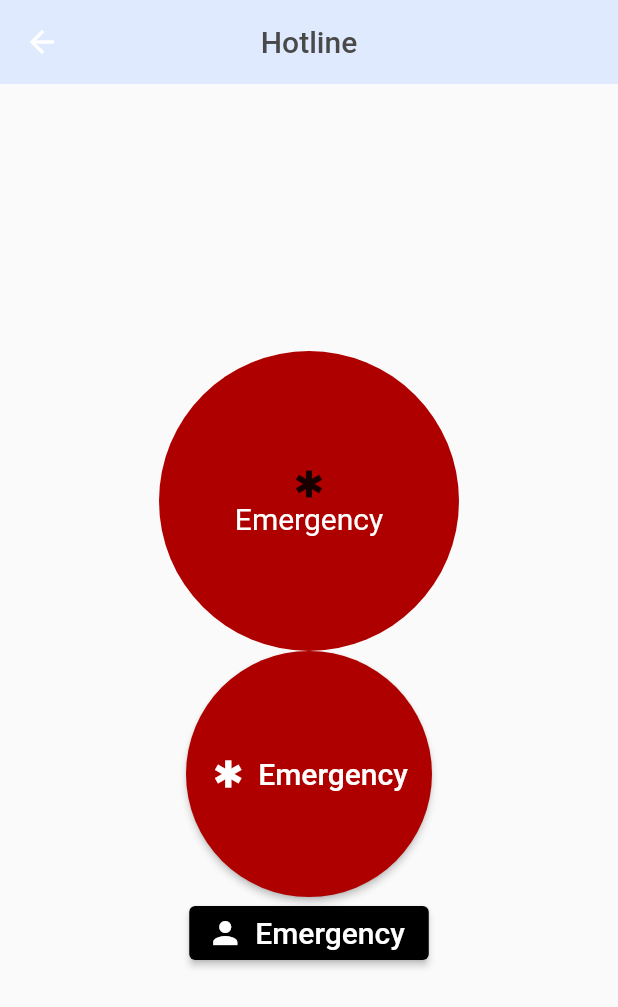
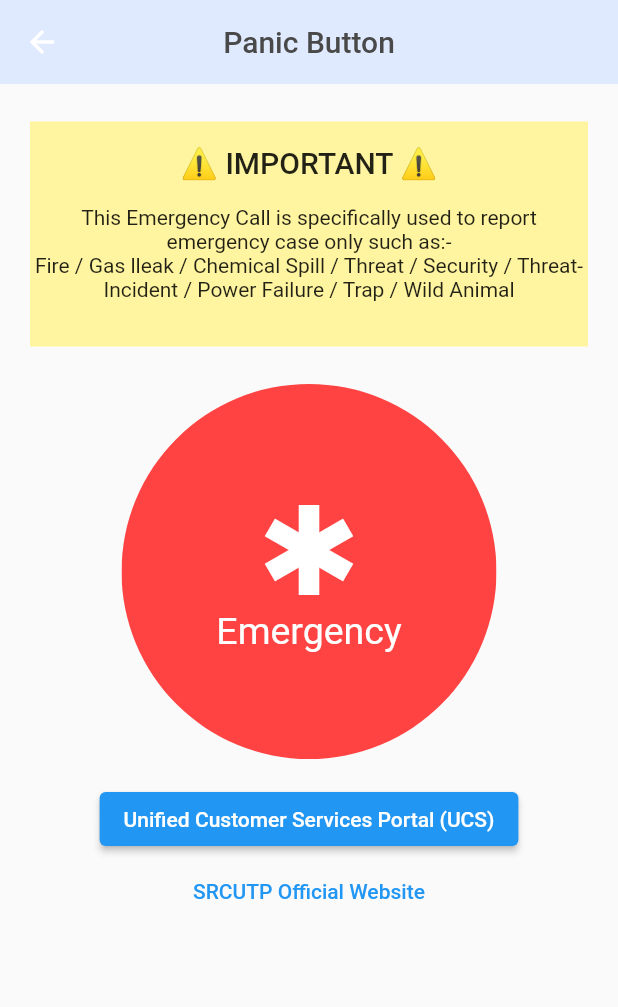
Before and after one commit to haqimhaslee/utpinme, a Flutter app: the hotlineApp screen opened directly, on a phone screen of 412 x 824 dp. Shown: the top 1007 px of the screen. Run offline on Flutter 3.47's test engine with Material 2 defaults, Android fonts, the phone set to English and light mode, and no system bars.

Commit message:
NEW Panic Button page redesign -All element inserted -Unconfirm if works in all screen size

```diff
--- a/lib/navbar.dart
+++ b/lib/navbar.dart
@@ -67,7 +67,7 @@ class _HomePageState extends State<HomePage> {
           NavigationDestination(
             selectedIcon: Icon(Icons.emergency),
             icon: Icon(Icons.emergency_outlined),
-            label: 'Hotline',
+            label: 'Panic Button',
           ),
         ],
       ),
--- a/lib/pages/hotlineApp.dart
+++ b/lib/pages/hotlineApp.dart
@@ -11,34 +11,78 @@ class _hotlineAppState extends State<hotlineApp> {
     return Scaffold(
       appBar: AppBar(
         title: Text(
-          'Hotline',
+          'Panic Button',
           style: TextStyle(color: Color.fromARGB(255, 73, 73, 73)),
         ),
         elevation: 0,
         centerTitle: true,
         backgroundColor: Color.fromARGB(255, 224, 234, 255),
       ),
-      body: Center(
+      body: Column(
+        children: [
+          Container(
+              color: Color.fromARGB(0, 255, 255, 255),
               child: Column(
-          mainAxisSize: MainAxisSize.min,
-          children: <Widget>[
+                  crossAxisAlignment: CrossAxisAlignment.center,
+                  children: [
+                    Column(children: [
+                      Padding(
+                          padding: const EdgeInsets.only(
+                            top: 25,
+                            left: 20,
+                            right: 20,
+                            bottom: 25,
+                          ),
+                          child: Container(
+                            width: 400,
+                            height: 150,
+                            color: Color.fromARGB(255, 255, 244, 159),
+                            child: Align(
+                                alignment: Alignment.center,
+                                child: Column(
+                                  children: [
+                                    Text(" "),
+                                    Text(
+                                      "⚠️ IMPORTANT ⚠️",
+                                      style:
+                                          Theme.of(context).textTheme.headline6,
+                                    ),
+                                    Text(" "),
+                                    Text(
+                                      "This Emergency Call is specifically used to report emergency case only such as:-",
+                                      textAlign: TextAlign.center,
+                                    ),
+                                    Text(
+                                      "Fire / Gas lleak / Chemical Spill / Threat / Security / Threat-Incident / Power Failure / Trap / Wild Animal",
+                                      textAlign: TextAlign.center,
+                                    ),
+                                  ],
+                                )),
+                          )),
+                    ]),
+                    Column(children: [
                       SizedBox.fromSize(
-              size: Size(200, 200),
+                        size: Size(250, 250),
                         child: ClipOval(
                           child: Material(
-                  color: Color.fromARGB(255, 175, 0, 0),
+                            color: Color.fromARGB(255, 255, 67, 67),
                             child: InkWell(
-                    splashColor: Color.fromARGB(255, 198, 67, 67),
+                              splashColor: Color.fromARGB(255, 255, 133, 133),
                               onTap: () {},
                               child: Column(
                                 mainAxisAlignment: MainAxisAlignment.center,
                                 children: <Widget>[
-                        Icon(Icons.emergency),
+                                  Icon(
+                                    Icons.emergency,
+                                    size: 80,
+                                    color: Color.fromARGB(255, 255, 255, 255),
+                                  ),
                                   Text(
                                     "Emergency",
                                     style: TextStyle(
-                              fontSize: 20,
-                              color: Color.fromARGB(255, 255, 255, 255)),
+                                        fontSize: 25,
+                                        color:
+                                            Color.fromARGB(255, 255, 255, 255)),
                                   ),
                                 ],
                               ),
@@ -46,34 +90,24 @@ class _hotlineAppState extends State<hotlineApp> {
                           ),
                         ),
                       ),
-            ElevatedButton.icon(
+                    ]),
+                    Column(
+                      children: [
+                        Text(" "),
+                        ElevatedButton(
                           onPressed: () {},
-              style: ElevatedButton.styleFrom(
-                shape: CircleBorder(),
-                primary: Color.fromARGB(255, 175, 0, 0), // Background color
-                padding: EdgeInsets.all(70),
+                          child: const Text(
+                              'Unified Customer Services Portal (UCS)'),
                         ),
-              icon: Icon(Icons.emergency),
-              label: Text(
-                "Emergency",
-                style: TextStyle(
-                    fontSize: 20, color: Color.fromARGB(255, 255, 255, 255)),
-              ),
-            ),
-            ElevatedButton.icon(
+                        TextButton(
                           onPressed: () {},
-              style: ElevatedButton.styleFrom(
-                primary: Colors.black, // Background color
-              ),
-              icon: Icon(Icons.person),
-              label: Text(
-                "Emergency",
-                style: TextStyle(
-                    fontSize: 20, color: Color.fromARGB(255, 255, 255, 255)),
-              ),
-            ),
+                          child: Text('SRCUTP Official Website'),
+                        )
                       ],
                     ),
+                    Row()
+                  ]))
+        ],
       ),
     );
   }
```
Lines whose indentation alone changed are shown as unchanged.
